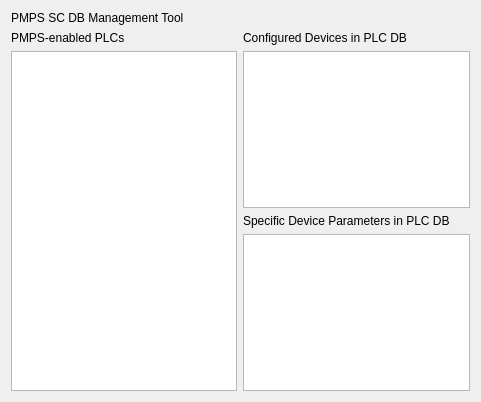
Before: the Qt Designer form pmps_manager/tables.ui in pcdshub/pmpsdb_client, drawn with Qt 5.
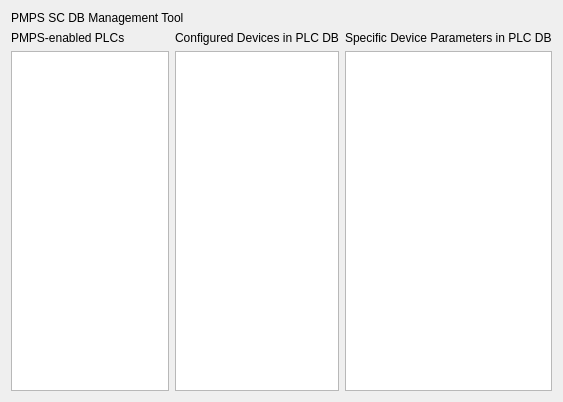
After: the same form once the commit is applied.

Commit message: ENH: get the parameter table to show the parameters

```diff
--- a/pmps_manager/tables.ui
+++ b/pmps_manager/tables.ui
@@ -6,7 +6,7 @@
    <rect>
     <x>0</x>
     <y>0</y>
-    <width>481</width>
+    <width>563</width>
     <height>402</height>
    </rect>
   </property>
@@ -37,12 +37,27 @@
        </item>
        <item>
         <widget class="QTableWidget" name="plc_table">
+         <property name="sizePolicy">
+          <sizepolicy hsizetype="Maximum" vsizetype="Expanding">
+           <horstretch>0</horstretch>
+           <verstretch>0</verstretch>
+          </sizepolicy>
+         </property>
+         <property name="horizontalScrollBarPolicy">
+          <enum>Qt::ScrollBarAlwaysOff</enum>
+         </property>
          <property name="editTriggers">
           <set>QAbstractItemView::NoEditTriggers</set>
          </property>
          <property name="selectionBehavior">
           <enum>QAbstractItemView::SelectRows</enum>
          </property>
+         <attribute name="horizontalHeaderStretchLastSection">
+          <bool>true</bool>
+         </attribute>
+         <attribute name="verticalHeaderStretchLastSection">
+          <bool>false</bool>
+         </attribute>
         </widget>
        </item>
       </layout>
@@ -58,11 +73,27 @@
        </item>
        <item>
         <widget class="QListWidget" name="device_list">
+         <property name="sizePolicy">
+          <sizepolicy hsizetype="Maximum" vsizetype="Expanding">
+           <horstretch>0</horstretch>
+           <verstretch>0</verstretch>
+          </sizepolicy>
+         </property>
+         <property name="horizontalScrollBarPolicy">
+          <enum>Qt::ScrollBarAlwaysOff</enum>
+         </property>
          <property name="editTriggers">
           <set>QAbstractItemView::NoEditTriggers</set>
          </property>
         </widget>
        </item>
+      </layout>
+     </item>
+     <item>
+      <layout class="QVBoxLayout" name="verticalLayout_5">
+       <property name="rightMargin">
+        <number>0</number>
+       </property>
        <item>
         <widget class="QLabel" name="param_label">
          <property name="text">
@@ -78,6 +109,12 @@
          <property name="selectionBehavior">
           <enum>QAbstractItemView::SelectRows</enum>
          </property>
+         <attribute name="horizontalHeaderStretchLastSection">
+          <bool>true</bool>
+         </attribute>
+         <attribute name="verticalHeaderStretchLastSection">
+          <bool>false</bool>
+         </attribute>
         </widget>
        </item>
       </layout>
```
The commit also changes 1 other file.
